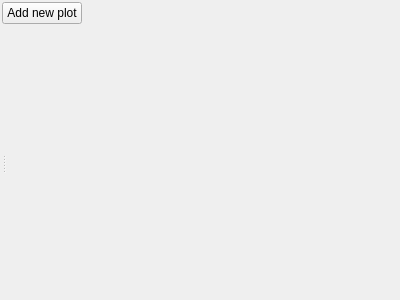
First picture: the form in ui/plot_editor_widget.ui, repository zkovari/plotlyst, before the edit.
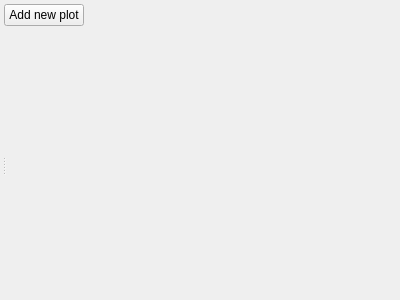
Second picture: the form after the edit.

Commit message: Fix small button on plot editor widget

```diff
--- a/ui/plot_editor_widget.ui
+++ b/ui/plot_editor_widget.ui
@@ -36,6 +36,30 @@
     <number>2</number>
    </property>
    <item>
+    <widget class="QWidget" name="wdgTop" native="true">
+     <property name="sizePolicy">
+      <sizepolicy hsizetype="Preferred" vsizetype="Maximum">
+       <horstretch>0</horstretch>
+       <verstretch>0</verstretch>
+      </sizepolicy>
+     </property>
+     <layout class="QHBoxLayout" name="horizontalLayout">
+      <property name="spacing">
+       <number>3</number>
+      </property>
+      <property name="leftMargin">
+       <number>2</number>
+      </property>
+      <property name="topMargin">
+       <number>2</number>
+      </property>
+      <property name="rightMargin">
+       <number>2</number>
+      </property>
+      <property name="bottomMargin">
+       <number>2</number>
+      </property>
+      <item>
     <widget class="QPushButton" name="btnAdd">
      <property name="sizePolicy">
       <sizepolicy hsizetype="Maximum" vsizetype="Fixed">
@@ -55,6 +79,22 @@
      <property name="positive" stdset="0">
       <bool>true</bool>
      </property>
+       </widget>
+      </item>
+      <item>
+       <spacer name="horizontalSpacer_2">
+        <property name="orientation">
+         <enum>Qt::Horizontal</enum>
+        </property>
+        <property name="sizeHint" stdset="0">
+         <size>
+          <width>40</width>
+          <height>20</height>
+         </size>
+        </property>
+       </spacer>
+      </item>
+     </layout>
     </widget>
    </item>
    <item>
```
Lines whose indentation alone changed are shown as unchanged.
